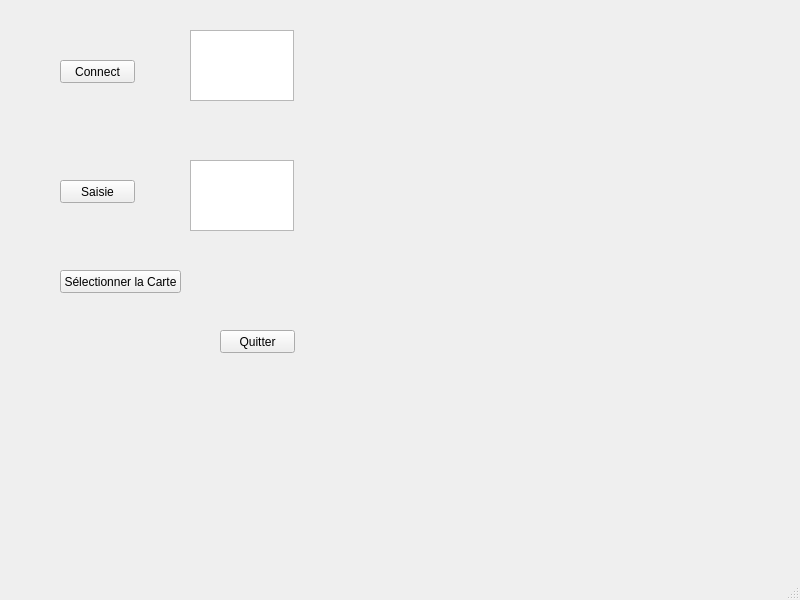
Qt form mainwindow.ui (benjamin-milhet/Carte_Sans_Contact_MIFARE) before a commit.
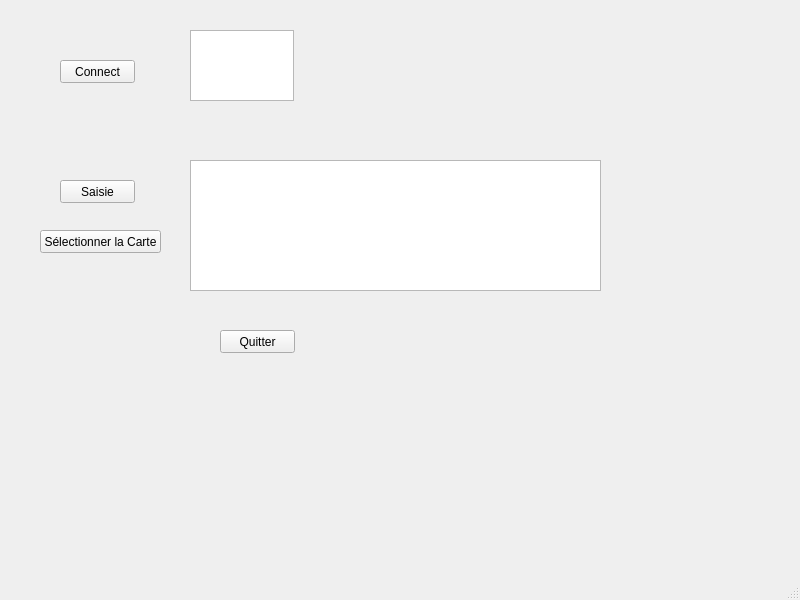
The same form after that commit.

Commit message: lecture par secteur

```diff
--- a/mainwindow.ui
+++ b/mainwindow.ui
@@ -55,8 +55,8 @@
      <rect>
       <x>190</x>
       <y>160</y>
-      <width>104</width>
-      <height>71</height>
+      <width>411</width>
+      <height>131</height>
      </rect>
     </property>
    </widget>
@@ -76,8 +76,8 @@
    <widget class="QPushButton" name="connectCarte">
     <property name="geometry">
      <rect>
-      <x>60</x>
-      <y>270</y>
+      <x>40</x>
+      <y>230</y>
       <width>121</width>
       <height>23</height>
      </rect>
```
The commit also changes 1 other file.
